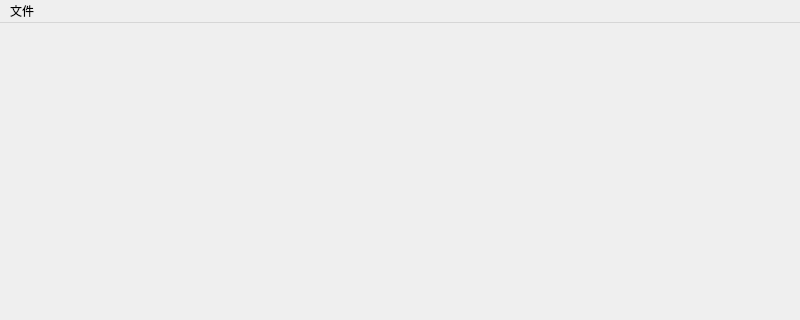
The window that mainwinwenutoobar.ui (TianJin85/Qtwindow) describes before a commit, drawn with Qt 5; both pictures show x 0 to 800 and y 0 to 320 of the 800 by 600 pixel window.
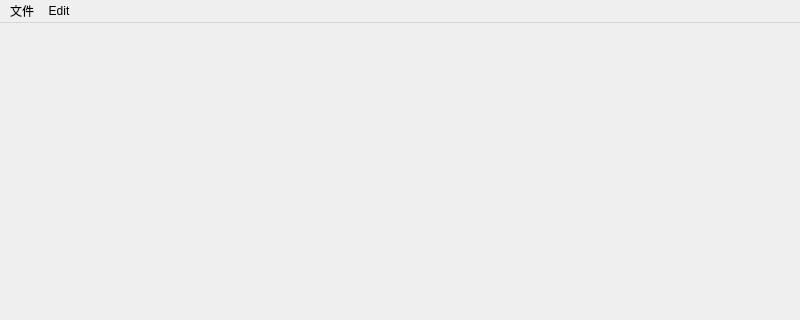
The same window after the commit.

Commit message: 创建主窗口

```diff
--- a/mainwinwenutoobar.ui
+++ b/mainwinwenutoobar.ui
@@ -33,7 +33,14 @@
     <addaction name="separator"/>
     <addaction name="separator"/>
    </widget>
+   <widget class="QMenu" name="menuEdit">
+    <property name="title">
+     <string>Edit</string>
+    </property>
+    <addaction name="separator"/>
+   </widget>
    <addaction name="menu"/>
+   <addaction name="menuEdit"/>
   </widget>
   <widget class="QStatusBar" name="statusbar"/>
   <action name="actionnew">
```
The commit also changes 2 other files.
